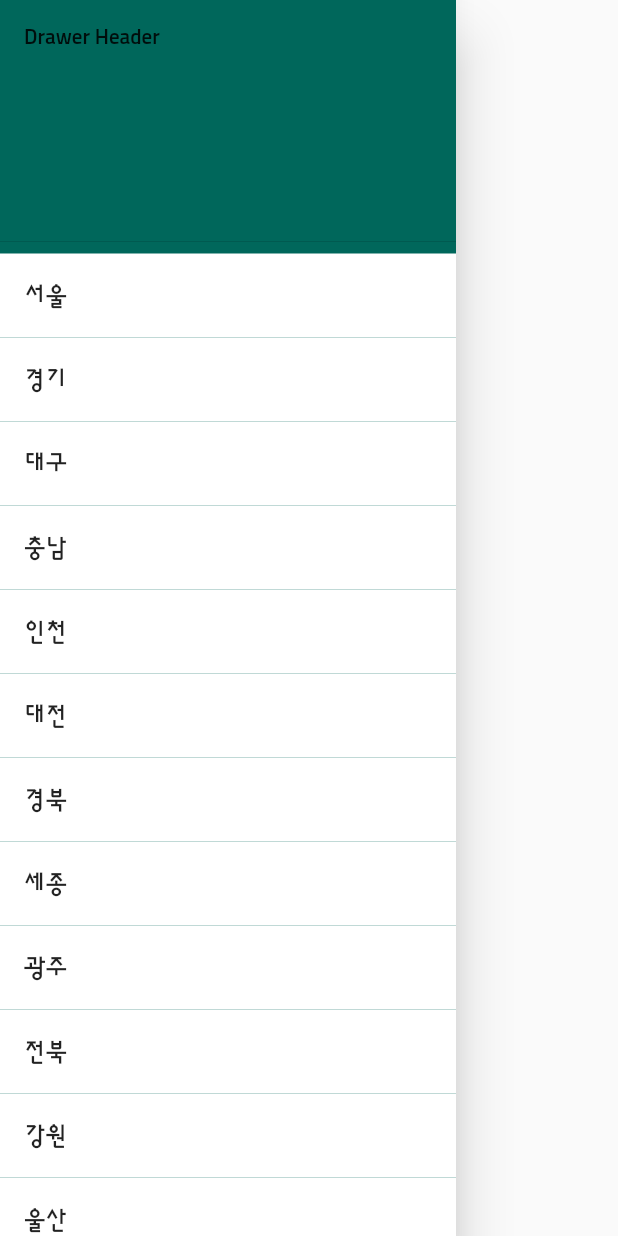
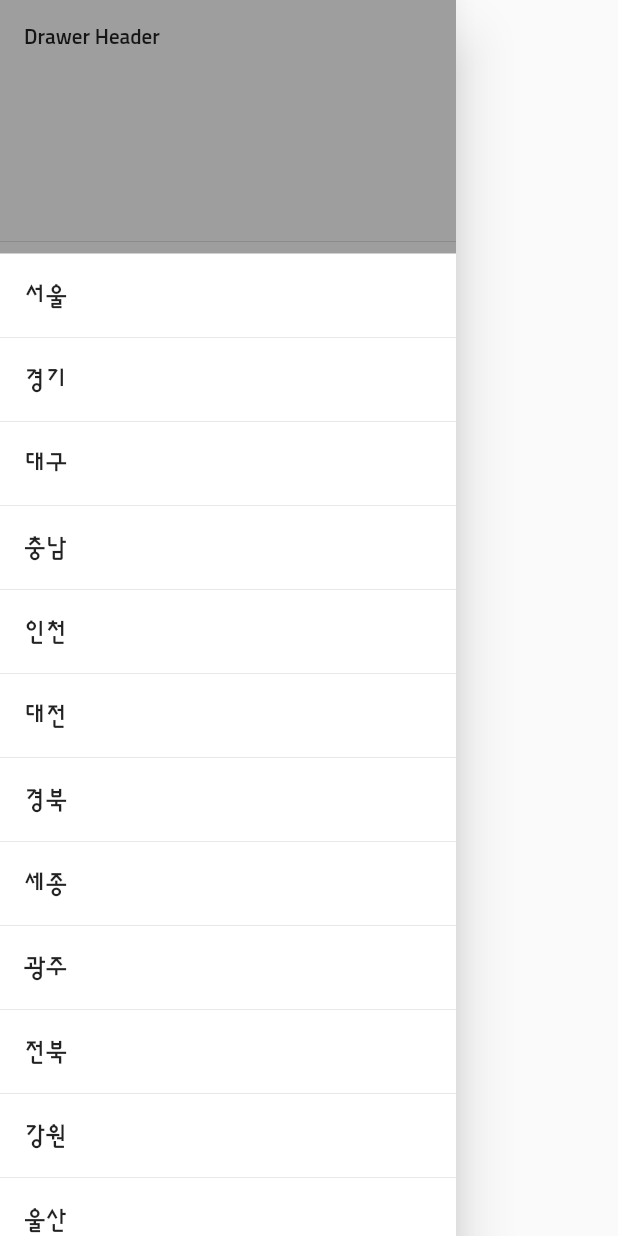
Before and after one commit to sjsjsj1246/flutter_project_dust, a Flutter app: the MainDrawer widget shown alone on an empty page, opened directly with empty values, on a phone screen of 412 x 824 dp. Run offline on Flutter 3.47's test engine with Material 2 defaults, Android fonts, the phone set to English and light mode, and no system bars; our stand-ins replace dio; network calls fail.

Commit message:
Feat: drawer styling

```diff
--- a/lib/components/main_drawer.dart
+++ b/lib/components/main_drawer.dart
@@ -5,17 +5,22 @@
 typedef OnRegionTap = void Function(String region);
 
 class MainDrawer extends StatelessWidget {
+  final Color darkColor, lightColor;
   final OnRegionTap onRegionTap;
   final String selectedRegion;
 
   const MainDrawer(
-      {required this.onRegionTap, required this.selectedRegion, Key? key})
+      {required this.darkColor,
+      required this.lightColor,
+      required this.onRegionTap,
+      required this.selectedRegion,
+      Key? key})
       : super(key: key);
 
   @override
   Widget build(BuildContext context) {
     return Drawer(
-      backgroundColor: DARK_COLOR,
+      backgroundColor: darkColor,
       child: ListView(
         children: [
           DrawerHeader(
@@ -23,7 +28,7 @@
           ),
           ...regions
               .map((e) => ListTile(
-                  selectedTileColor: LIGHT_COLOR,
+                  selectedTileColor: lightColor,
                   selectedColor: Colors.black,
                   selected: e == selectedRegion,
                   tileColor: Colors.white,
```
Also changed, not shown: lib/screens/HomeScreen.dart (+14 -10 lines).
